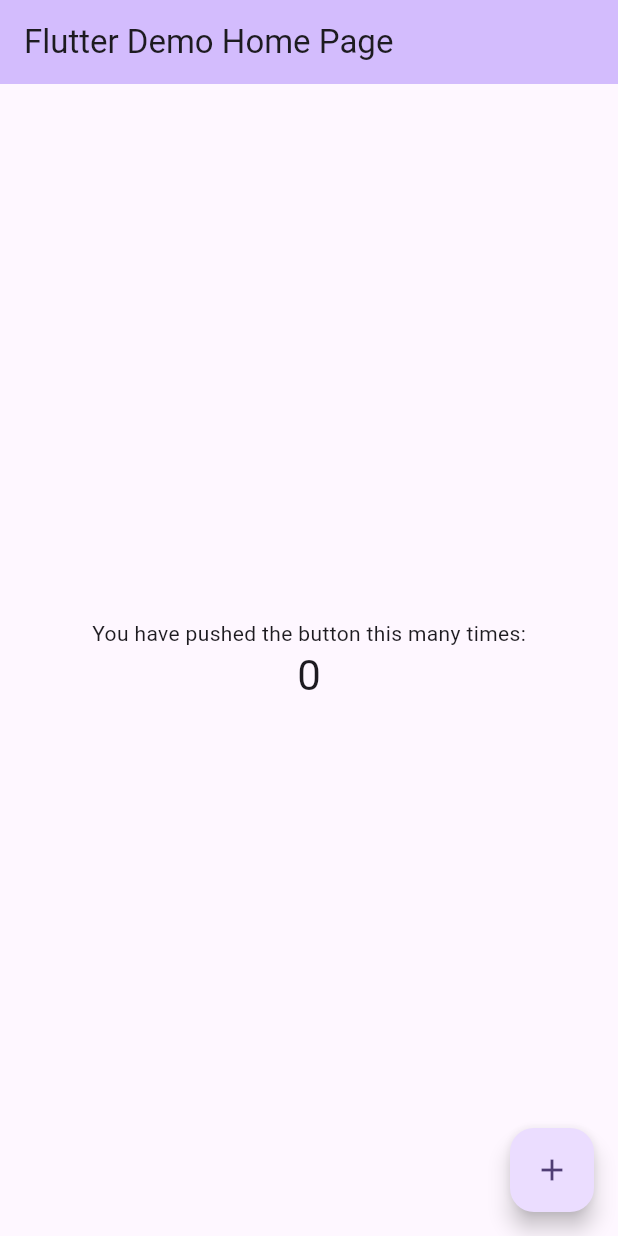
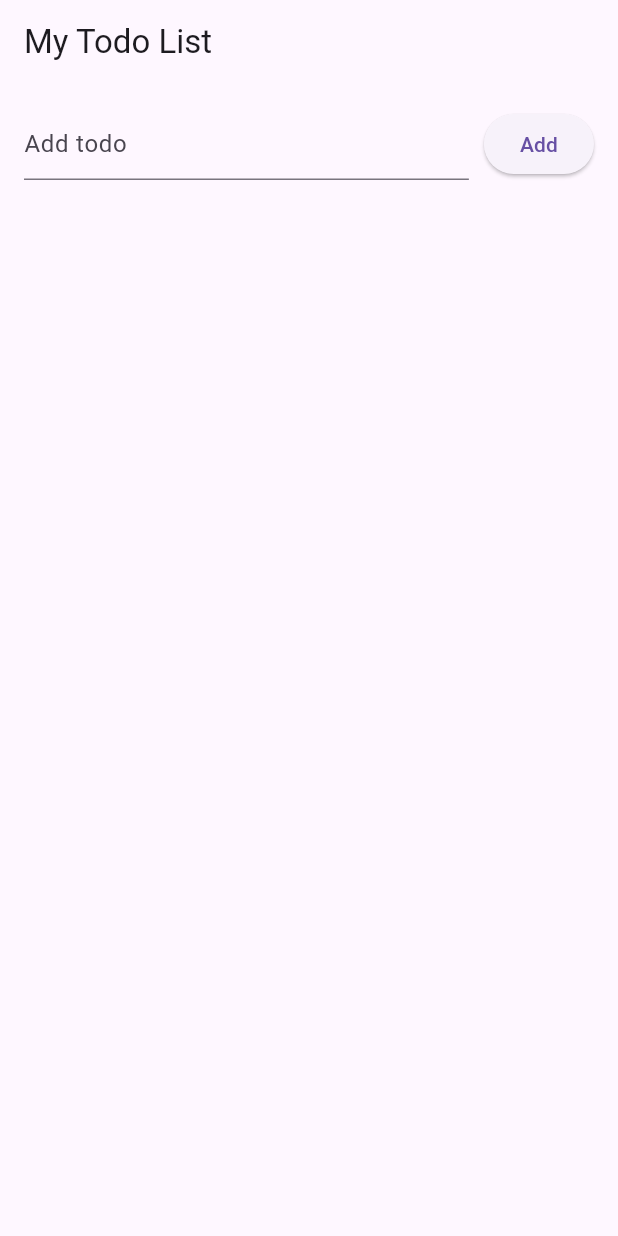
Before and after one commit to manju1208-code/flutter, a Flutter app: the screen it shows after launch, on a phone screen of 412 x 824 dp. Run offline on Flutter 3.47's test engine with Material 3 defaults, Android fonts, the phone set to English and light mode, and no system bars.

Commit message:
Todo app ready

```diff
--- a/lib/main.dart
+++ b/lib/main.dart
@@ -1,121 +1,71 @@
 import 'package:flutter/material.dart';
 
 void main() {
-  runApp(const MyApp());
+  runApp(MyApp());
 }
 
 class MyApp extends StatelessWidget {
-  const MyApp({super.key});
-
-  // This widget is the root of your application.
   @override
   Widget build(BuildContext context) {
     return MaterialApp(
-      title: 'Flutter Demo',
-      theme: ThemeData(
-        // This is the theme of your application.
-        //
-        // TRY THIS: Try running your application with "flutter run". You'll see
-        // the application has a purple toolbar. Then, without quitting the app,
-        // try changing the seedColor in the colorScheme below to Colors.green
-        // and then invoke "hot reload" (save your changes or press the "hot
-        // reload" button in a Flutter-supported IDE, or press "r" if you used
-        // the command line to start the app).
-        //
-        // Notice that the counter didn't reset back to zero; the application
-        // state is not lost during the reload. To reset the state, use hot
-        // restart instead.
-        //
-        // This works for code too, not just values: Most code changes can be
-        // tested with just a hot reload.
-        colorScheme: .fromSeed(seedColor: Colors.deepPurple),
-      ),
-      home: const MyHomePage(title: 'Flutter Demo Home Page'),
+      title: 'Todo App',
+      home: TodoHome(),
     );
   }
 }
 
-class MyHomePage extends StatefulWidget {
-  const MyHomePage({super.key, required this.title});
-
-  // This widget is the home page of your application. It is stateful, meaning
-  // that it has a State object (defined below) that contains fields that affect
-  // how it looks.
-
-  // This class is the configuration for the state. It holds the values (in this
-  // case the title) provided by the parent (in this case the App widget) and
-  // used by the build method of the State. Fields in a Widget subclass are
-  // always marked "final".
-
-  final String title;
-
+class TodoHome extends StatefulWidget {
   @override
-  State<MyHomePage> createState() => _MyHomePageState();
+  State<TodoHome> createState() => _TodoHomeState();
 }
 
-class _MyHomePageState extends State<MyHomePage> {
-  int _counter = 0;
+class _TodoHomeState extends State<TodoHome> {
+  List<String> todos = [];
+  TextEditingController controller = TextEditingController();
 
-  void _incrementCounter() {
+  void addTodo() {
+    if (controller.text.isNotEmpty) {
+      setState(() {
+        todos.add(controller.text);
+        controller.clear();
+      });
+    }
+  }
+
+  void deleteTodo(int index) {
     setState(() {
-      // This call to setState tells the Flutter framework that something has
-      // changed in this State, which causes it to rerun the build method below
-      // so that the display can reflect the updated values. If we changed
-      // _counter without calling setState(), then the build method would not be
-      // called again, and so nothing would appear to happen.
-      _counter++;
+      todos.removeAt(index);
     });
   }
 
   @override
   Widget build(BuildContext context) {
-    // This method is rerun every time setState is called, for instance as done
-    // by the _incrementCounter method above.
-    //
-    // The Flutter framework has been optimized to make rerunning build methods
-    // fast, so that you can just rebuild anything that needs updating rather
-    // than having to individually change instances of widgets.
     return Scaffold(
-      appBar: AppBar(
-        // TRY THIS: Try changing the color here to a specific color (to
-        // Colors.amber, perhaps?) and trigger a hot reload to see the AppBar
-        // change color while the other colors stay the same.
-        backgroundColor: Theme.of(context).colorScheme.inversePrimary,
-        // Here we take the value from the MyHomePage object that was created by
-        // the App.build method, and use it to set our appbar title.
-        title: Text(widget.title),
-      ),
-      body: Center(
-        // Center is a layout widget. It takes a single child and positions it
-        // in the middle of the parent.
-        child: Column(
-          // Column is also a layout widget. It takes a list of children and
-          // arranges them vertically. By default, it sizes itself to fit its
-          // children horizontally, and tries to be as tall as its parent.
-          //
-          // Column has various properties to control how it sizes itself and
-          // how it positions its children. Here we use mainAxisAlignment to
-          // center the children vertically; the main axis here is the vertical
-          // axis because Columns are vertical (the cross axis would be
-          // horizontal).
-          //
-          // TRY THIS: Invoke "debug painting" (choose the "Toggle Debug Paint"
-          // action in the IDE, or press "p" in the console), to see the
-          // wireframe for each widget.
-          mainAxisAlignment: .center,
-          children: [
-            const Text('You have pushed the button this many times:'),
-            Text(
-              '$_counter',
-              style: Theme.of(context).textTheme.headlineMedium,
+      appBar: AppBar(title: Text('My Todo List')),
+      body: Column(
+        children: [
+          Padding(
+            padding: EdgeInsets.all(16),
+            child: Row(
+              children: [
+                Expanded(child: TextField(controller: controller, decoration: InputDecoration(hintText: 'Add todo'))),
+                SizedBox(width: 10),
+                ElevatedButton(onPressed: addTodo, child: Text('Add')),
+              ],
             ),
-          ],
-        ),
-      ),
-      floatingActionButton: FloatingActionButton(
-        onPressed: _incrementCounter,
-        tooltip: 'Increment',
-        child: const Icon(Icons.add),
+          ),
+          Expanded(
+            child: ListView.builder(
+              itemCount: todos.length,
+              itemBuilder: (context, index) {
+                return ListTile(
+                  title: Text(todos[index]),
+                  trailing: IconButton(icon: Icon(Icons.delete), onPressed: () => deleteTodo(index)),
+                );
+              },
+            ),
+          ),
+        ],
       ),
     );
   }
```
Also changed, not shown: 1 other file.
